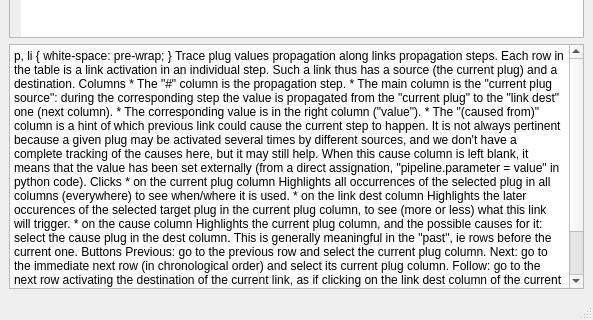
Qt form capsul/qt_gui/widgets/links_debugger.ui (populse/capsul) before a commit; both pictures show x 0 to 593 and y 245 to 565 of the 593 by 565 pixel window.
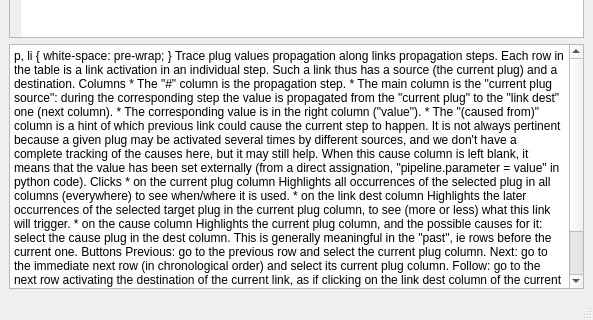
The same form after that commit.

Diff of the .ui file:
```diff
--- a/capsul/qt_gui/widgets/links_debugger.ui
+++ b/capsul/qt_gui/widgets/links_debugger.ui
@@ -100,7 +100,7 @@
 &lt;p align=&quot;justify&quot; style=&quot;-qt-paragraph-type:empty; margin-top:0px; margin-bottom:0px; margin-left:0px; margin-right:0px; -qt-block-indent:0; text-indent:0px;&quot;&gt;&lt;br /&gt;&lt;/p&gt;
 &lt;p align=&quot;justify&quot; style=&quot; margin-top:0px; margin-bottom:0px; margin-left:0px; margin-right:0px; -qt-block-indent:0; text-indent:0px;&quot;&gt;* on the link dest column&lt;/p&gt;
 &lt;p align=&quot;justify&quot; style=&quot;-qt-paragraph-type:empty; margin-top:0px; margin-bottom:0px; margin-left:0px; margin-right:0px; -qt-block-indent:0; text-indent:0px;&quot;&gt;&lt;br /&gt;&lt;/p&gt;
-&lt;p align=&quot;justify&quot; style=&quot; margin-top:0px; margin-bottom:0px; margin-left:0px; margin-right:0px; -qt-block-indent:0; text-indent:0px;&quot;&gt;Highlights the later occurences of the selected target plug in the current plug column, to see (more or less) what this link will trigger.&lt;/p&gt;
+&lt;p align=&quot;justify&quot; style=&quot; margin-top:0px; margin-bottom:0px; margin-left:0px; margin-right:0px; -qt-block-indent:0; text-indent:0px;&quot;&gt;Highlights the later occurrences of the selected target plug in the current plug column, to see (more or less) what this link will trigger.&lt;/p&gt;
 &lt;p align=&quot;justify&quot; style=&quot;-qt-paragraph-type:empty; margin-top:0px; margin-bottom:0px; margin-left:0px; margin-right:0px; -qt-block-indent:0; text-indent:0px;&quot;&gt;&lt;br /&gt;&lt;/p&gt;
 &lt;p align=&quot;justify&quot; style=&quot; margin-top:0px; margin-bottom:0px; margin-left:0px; margin-right:0px; -qt-block-indent:0; text-indent:0px;&quot;&gt;* on the cause column&lt;/p&gt;
 &lt;p align=&quot;justify&quot; style=&quot;-qt-paragraph-type:empty; margin-top:0px; margin-bottom:0px; margin-left:0px; margin-right:0px; -qt-block-indent:0; text-indent:0px;&quot;&gt;&lt;br /&gt;&lt;/p&gt;
```
